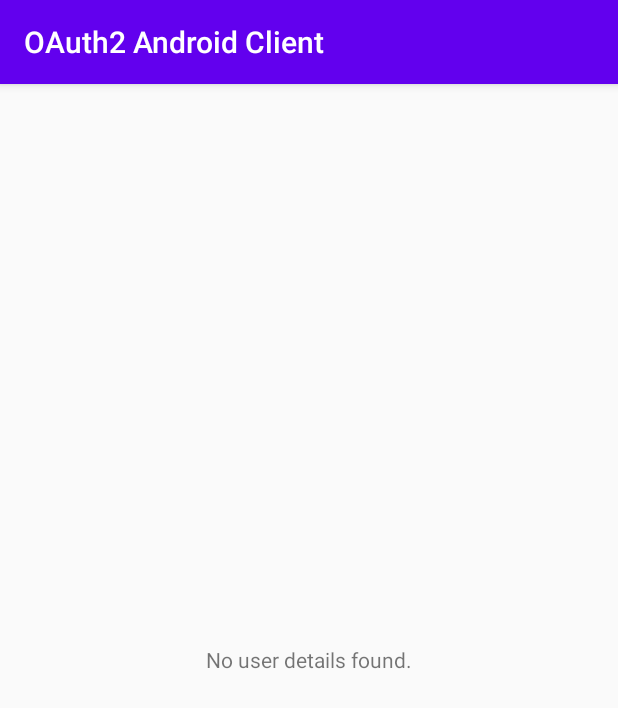
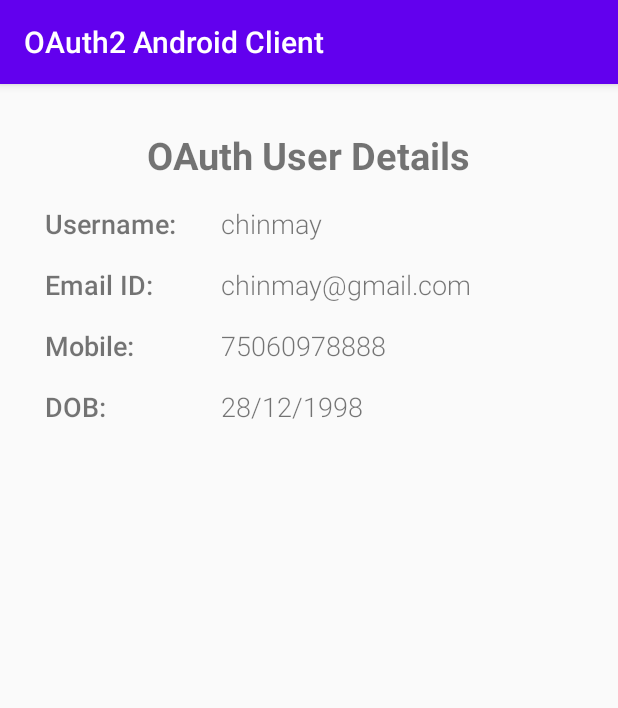
Before and after one commit to naswithrpi/oauth2-android-client, an Android app: the UserDetailsActivity screen opened directly, with no data from a screen before it, on a phone screen of 412 x 824 dp. Shown: the top 708 px of the screen. Run offline under Robolectric (Android 15) with nearby library versions, the phone set to English and light mode, and no system bars.

Commit message:
userdetails ui completed

```diff
--- a/app/src/main/AndroidManifest.xml
+++ b/app/src/main/AndroidManifest.xml
@@ -14,8 +14,8 @@
         android:theme="@style/AppTheme"
         android:usesCleartextTraffic="true"
         tools:targetApi="m">
-        <activity android:name=".UserDetailsActivity"></activity>
-        <activity android:name=".MainActivity">
+        <activity android:name=".activities.UserDetailsActivity"></activity>
+        <activity android:name=".activities.MainActivity">
             <intent-filter>
                 <action android:name="android.intent.action.MAIN" />
 
--- a/app/src/main/java/com/chinmay/oauth2androidclient/UserDetailsActivity.java
+++ /dev/null
@@ -1,25 +0,0 @@
-package com.chinmay.oauth2androidclient;
-
-import android.os.Bundle;
-import android.widget.TextView;
-
-import androidx.appcompat.app.AppCompatActivity;
-
-public class UserDetailsActivity extends AppCompatActivity {
-
-    private TextView tv_user_details;
-
-    @Override
-    protected void onCreate(Bundle savedInstanceState) {
-        super.onCreate(savedInstanceState);
-        setContentView(R.layout.activity_user_details);
-
-        tv_user_details = findViewById(R.id.tv_user_details);
-        String userDetails = getIntent().getStringExtra("user");
-        if (userDetails != null) {
-            tv_user_details.setText(userDetails);
-        } else {
-            tv_user_details.setText("No user details found.");
-        }
-    }
-}
--- /dev/null
+++ b/app/src/main/java/com/chinmay/oauth2androidclient/activities/UserDetailsActivity.java
@@ -0,0 +1,51 @@
+package com.chinmay.oauth2androidclient.activities;
+
+import android.os.Bundle;
+import android.widget.TextView;
+
+import androidx.appcompat.app.AppCompatActivity;
+
+import com.chinmay.oauth2androidclient.R;
+
+import org.json.JSONException;
+import org.json.JSONObject;
+
+public class UserDetailsActivity extends AppCompatActivity {
+
+    private TextView tv_username, tv_email, tv_mobile, tv_dob;
+
+    private static final String KEY_USERNAME = "userName";
+    private static final String KEY_EMAIL = "email";
+    private static final String KEY_MOBILE = "mobile";
+    private static final String KEY_DOB = "dateOfBirth";
+
+    @Override
+    protected void onCreate(Bundle savedInstanceState) {
+        super.onCreate(savedInstanceState);
+        setContentView(R.layout.activity_user_details);
+
+        tv_username = findViewById(R.id.tv_username);
+        tv_mobile = findViewById(R.id.tv_mobile);
+        tv_email = findViewById(R.id.tv_email);
+        tv_dob = findViewById(R.id.tv_dob);
+
+        String user = getIntent().getStringExtra("user");
+        if (user != null) {
+            try {
+                JSONObject userDetails = new JSONObject(user);
+                String name = String.valueOf(userDetails.get(KEY_USERNAME));
+                String email = String.valueOf(userDetails.get(KEY_EMAIL));
+                String mobile = String.valueOf(userDetails.get(KEY_MOBILE));
+                String dob = String.valueOf(userDetails.get(KEY_DOB));
+
+                tv_username.setText(name);
+                tv_email.setText(email);
+                tv_mobile.setText(mobile);
+                tv_dob.setText(dob);
+
+            } catch (JSONException e) {
+                e.printStackTrace();
+            }
+        }
+    }
+}
--- a/app/src/main/java/com/chinmay/oauth2androidclient/apiservice/JavaScriptNativeInterface.java
+++ b/app/src/main/java/com/chinmay/oauth2androidclient/apiservice/JavaScriptNativeInterface.java
@@ -4,7 +4,7 @@ import android.content.Context;
 import android.content.Intent;
 import android.webkit.JavascriptInterface;
 
-import com.chinmay.oauth2androidclient.UserDetailsActivity;
+import com.chinmay.oauth2androidclient.activities.UserDetailsActivity;
 
 /**
  * Created by grandolf49 on 27-04-2020
--- a/app/src/main/res/layout/activity_user_details.xml
+++ b/app/src/main/res/layout/activity_user_details.xml
@@ -3,12 +3,135 @@
     xmlns:tools="http://schemas.android.com/tools"
     android:layout_width="match_parent"
     android:layout_height="match_parent"
-    tools:context=".UserDetailsActivity">
+    tools:context=".activities.UserDetailsActivity">
 
-    <TextView
-        android:id="@+id/tv_user_details"
-        android:layout_width="wrap_content"
+    <LinearLayout
+        android:layout_width="match_parent"
         android:layout_height="wrap_content"
-        android:layout_centerInParent="true" />
+        android:layout_centerHorizontal="true"
+        android:layout_margin="30dp"
+        android:orientation="vertical">
+
+        <TextView
+            android:layout_width="wrap_content"
+            android:layout_height="wrap_content"
+            android:layout_gravity="center_horizontal"
+            android:text="OAuth User Details"
+            android:textSize="25sp"
+            android:textStyle="bold" />
+
+        <!-- Username -->
+        <LinearLayout
+            android:layout_width="match_parent"
+            android:layout_height="wrap_content"
+            android:layout_marginTop="16dp"
+            android:orientation="horizontal"
+            android:weightSum="3">
+
+            <TextView
+                android:layout_width="0dp"
+                android:layout_height="wrap_content"
+                android:layout_weight="1"
+                android:fontFamily="sans-serif-light"
+                android:text="Username: "
+                android:textSize="18sp"
+                android:textStyle="bold" />
+
+            <TextView
+                android:id="@+id/tv_username"
+                android:layout_width="0dp"
+                android:layout_height="wrap_content"
+                android:layout_weight="2"
+                android:fontFamily="sans-serif-light"
+                android:text="chinmay"
+                android:textSize="18sp" />
+
+        </LinearLayout>
+
+        <!-- Email Address -->
+        <LinearLayout
+            android:layout_width="match_parent"
+            android:layout_height="wrap_content"
+            android:layout_marginTop="16dp"
+            android:orientation="horizontal"
+            android:weightSum="3">
+
+            <TextView
+                android:layout_width="0dp"
+                android:layout_height="wrap_content"
+                android:layout_weight="1"
+                android:fontFamily="sans-serif-light"
+                android:text="Email ID: "
+                android:textSize="18sp"
+                android:textStyle="bold" />
+
+            <TextView
+                android:id="@+id/tv_email"
+                android:layout_width="0dp"
+                android:layout_height="wrap_content"
+                android:layout_weight="2"
+                android:fontFamily="sans-serif-light"
+                android:text="chinmay@gmail.com"
+                android:textSize="18sp" />
+
+        </LinearLayout>
+
+        <!-- Mobile Number -->
+        <LinearLayout
+            android:layout_width="match_parent"
+            android:layout_height="wrap_content"
+            android:layout_marginTop="16dp"
+            android:orientation="horizontal"
+            android:weightSum="3">
+
+            <TextView
+                android:layout_width="0dp"
+                android:layout_height="wrap_content"
+                android:layout_weight="1"
+                android:fontFamily="sans-serif-light"
+                android:text="Mobile: "
+                android:textSize="18sp"
+                android:textStyle="bold" />
+
+            <TextView
+                android:id="@+id/tv_mobile"
+                android:layout_width="0dp"
+                android:layout_height="wrap_content"
+                android:layout_weight="2"
+                android:fontFamily="sans-serif-light"
+                android:text="75060978888"
+                android:textSize="18sp" />
+
+        </LinearLayout>
+
+        <!-- Date of Birth -->
+        <LinearLayout
+            android:layout_width="match_parent"
+            android:layout_height="wrap_content"
+            android:layout_marginTop="16dp"
+            android:orientation="horizontal"
+            android:weightSum="3">
+
+            <TextView
+                android:layout_width="0dp"
+                android:layout_height="wrap_content"
+                android:layout_weight="1"
+                android:fontFamily="sans-serif-light"
+                android:text="DOB: "
+                android:textSize="18sp"
+                android:textStyle="bold" />
+
+            <TextView
+                android:id="@+id/tv_dob"
+                android:layout_width="0dp"
+                android:layout_height="wrap_content"
+                android:layout_weight="2"
+                android:fontFamily="sans-serif-light"
+                android:text="28/12/1998"
+                android:textSize="18sp" />
+
+        </LinearLayout>
+
+    </LinearLayout>
 
 </RelativeLayout>
```
Also changed, not shown: app/src/main/java/com/chinmay/oauth2androidclient/activities/MainActivity.java (renamed from app/src/main/java/com/chinmay/oauth2androidclient/MainActivity.java, +18 -4 lines), app/src/main/java/com/chinmay/oauth2androidclient/apiservice/APIConstants.java (+24 -4 lines), app/src/main/java/com/chinmay/oauth2androidclient/apiservice/APIManager.java (+21 -0 lines), app/src/main/res/layout/activity_main.xml (+13 -2 lines).
